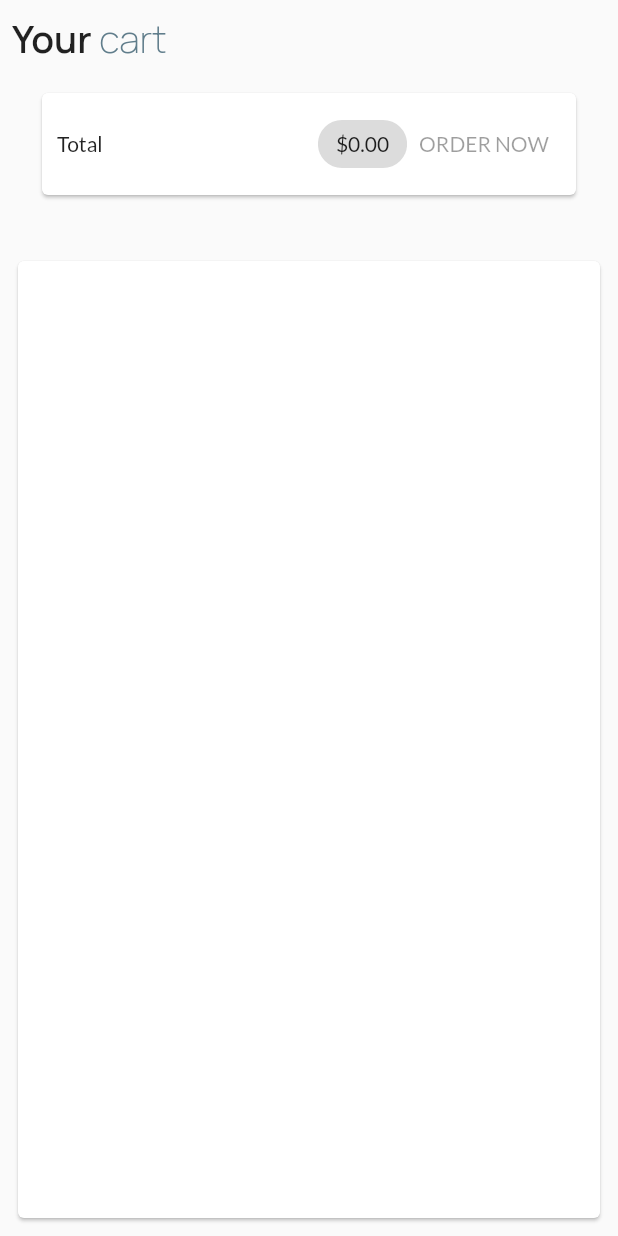
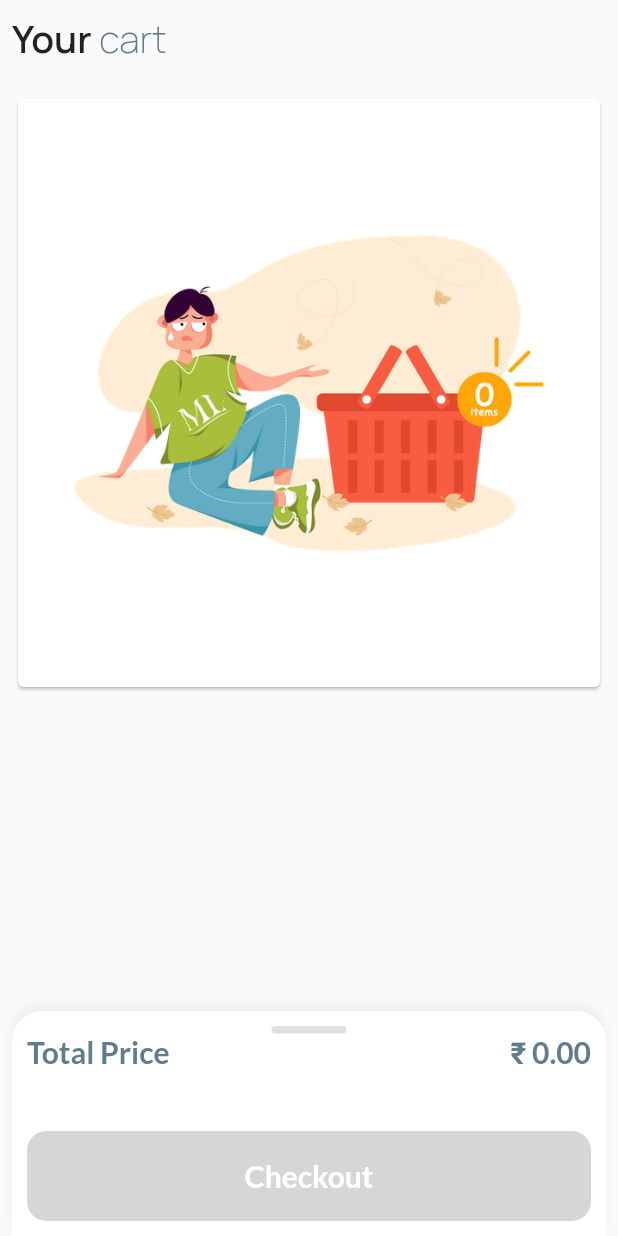
Before and after one commit to lavanchindaliya/amazon_lite, a Flutter app: the CartScreen screen opened by its route, on a phone screen of 412 x 824 dp. Run offline on Flutter 3.47's test engine with Material 2 defaults, Android fonts, the phone set to English and light mode, and no system bars; our stand-ins replace carousel_slider, shared_preferences; accounts and stored records are empty.

Commit message:
finalize the cart screen UI

```diff
--- a/lib/screens/cart_screen.dart
+++ b/lib/screens/cart_screen.dart
@@ -24,7 +24,7 @@ class CartScreen extends StatelessWidget {
     return Scaffold(
       body: SafeArea(
         child: Padding(
-          padding: const EdgeInsets.all(8.0),
+          padding: const EdgeInsets.only(top: 8, right: 8, left: 8),
           child: Column(
             children: [
               Row(children: [
@@ -37,36 +37,93 @@ class CartScreen extends StatelessWidget {
                   style: lightPart,
                 ),
               ]),
-              Card(
-                margin: EdgeInsets.all(20),
-                child: Padding(
-                  padding: EdgeInsets.all(10),
-                  child: Row(
-                    mainAxisAlignment: MainAxisAlignment.spaceBetween,
-                    children: [
-                      Text("Total"),
-                      Spacer(),
-                      Chip(label: Text('\$${cart.total.toStringAsFixed(2)}')),
-                      OrderButton(cart: cart)
-                    ],
-                  ),
-                ),
-              ),
               SizedBox(
                 height: 20,
               ),
-              Expanded(
+              Container(
+                height: 400,
                 child: Card(
-                    child: ListView.builder(
+                    child: cart.total <= 0
+                        ? Center(
+                            child: Image.asset('assets/image/emptyCart.png'))
+                        : ListView.builder(
                             itemCount: cart.items.length,
                             itemBuilder: (_, i) => BagItem(
                                 id: cart.items.values.toList()[i].id,
                                 price: cart.items.values.toList()[i].price,
-                      quantity: cart.items.values.toList()[i].quantity,
+                                quantity:
+                                    cart.items.values.toList()[i].quantity,
                                 title: cart.items.values.toList()[i].title,
-                      imageUrl: cart.items.values.toList()[i].imageUrl),
+                                imageUrl:
+                                    cart.items.values.toList()[i].imageUrl),
                           )),
               ),
+              Expanded(child: Text("")),
+
+              Container(
+                decoration: BoxDecoration(
+                    color: Colors.white,
+                    boxShadow: [
+                      BoxShadow(
+                          color: const Color(0xFFECEFF1),
+                          offset: Offset(0, -5),
+                          blurRadius: 5)
+                    ],
+                    //color: Colors.pink,
+                    borderRadius: BorderRadius.only(
+                        topLeft: Radius.circular(20),
+                        topRight: Radius.circular(20))),
+                padding: EdgeInsets.all(10),
+                height: 150,
+                width: double.infinity,
+                child: Column(
+                  children: [
+                    Container(
+                      decoration: BoxDecoration(
+                          color: const Color(0xFFE0E0E0),
+                          borderRadius: BorderRadius.circular(10)),
+                      width: 50,
+                      height: 5,
+                    ),
+                    Row(
+                      mainAxisAlignment: MainAxisAlignment.spaceBetween,
+                      children: [
+                        Text(
+                          "Total Price",
+                          style: TextStyle(
+                              fontSize: 20,
+                              fontWeight: FontWeight.bold,
+                              color: Colors.blueGrey),
+                        ),
+                        Text(
+                          "₹ ${cart.total.toStringAsFixed(2)}",
+                          style: TextStyle(
+                              fontSize: 20,
+                              fontWeight: FontWeight.bold,
+                              color: Colors.blueGrey),
+                        )
+                      ],
+                    ),
+                    Expanded(child: Text("")),
+                    OrderButton(cart: cart)
+                  ],
+                ),
+              )
+              // Card(
+              //   margin: EdgeInsets.all(20),
+              //   child: Padding(
+              //     padding: EdgeInsets.all(10),
+              //     child: Row(
+              //       mainAxisAlignment: MainAxisAlignment.spaceBetween,
+              //       children: [
+              //         Text("Total"),
+              //         Spacer(),
+              //         Chip(label: Text('\$${cart.total.toStringAsFixed(2)}')),
+              //         OrderButton(cart: cart)
+              //       ],
+              //     ),
+              //   ),
+              // ),
             ],
           ),
         ),
@@ -93,8 +150,8 @@ class _OrderButtonState extends State<OrderButton> {
   Widget build(BuildContext context) {
     return _isLoading
         ? CircularProgressIndicator()
-        : TextButton(
-            onPressed: widget.cart.total <= 0
+        : GestureDetector(
+            onTap: widget.cart.total <= 0
                 ? null
                 : () async {
                     setState(() {
@@ -108,6 +165,19 @@ class _OrderButtonState extends State<OrderButton> {
                     });
                     Navigator.of(context).pushNamed(OrderScreen.routeName);
                   },
-            child: Text("ORDER NOW"));
+            child: Container(
+              decoration: BoxDecoration(
+                  color:
+                      widget.cart.total < 1 ? Color(0xFFD6D6D6) : Colors.orange,
+                  borderRadius: BorderRadius.all(Radius.circular(13))),
+              width: double.infinity,
+              height: 60,
+              child: Center(
+                  child: Text('Checkout',
+                      style: TextStyle(
+                          fontWeight: FontWeight.bold,
+                          fontSize: 20,
+                          color: Colors.white))),
+            ));
   }
 }
--- a/pubspec.yaml
+++ b/pubspec.yaml
@@ -81,6 +81,7 @@ flutter:
     - assets/image/calsoular_images/carsoular_two.jpg
     - assets/image/calsoular_images/carsoular_three.jpg
     - assets/image/calsoular_images/carsoular_four.jpg
+    - assets/image/emptyCart.png
 
 
   # An image asset can refer to one or more resolution-specific "variants", see
```
Also changed, not shown: assets/image/emptyCart.png (added). Lines whose indentation alone changed are shown as unchanged.
